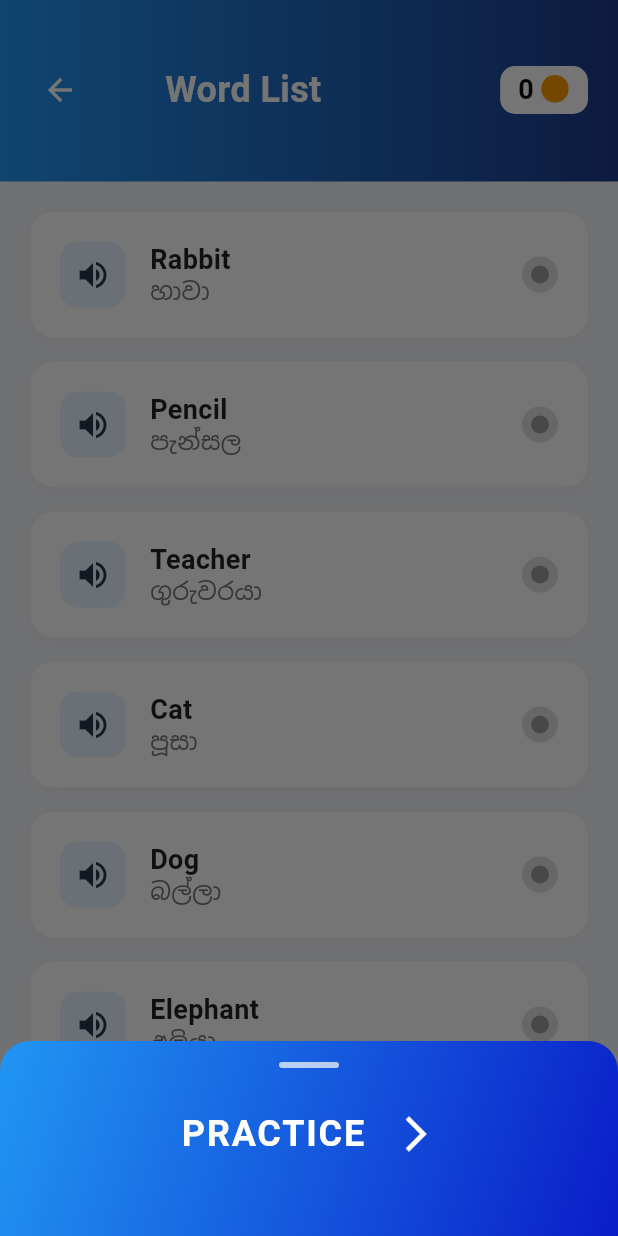
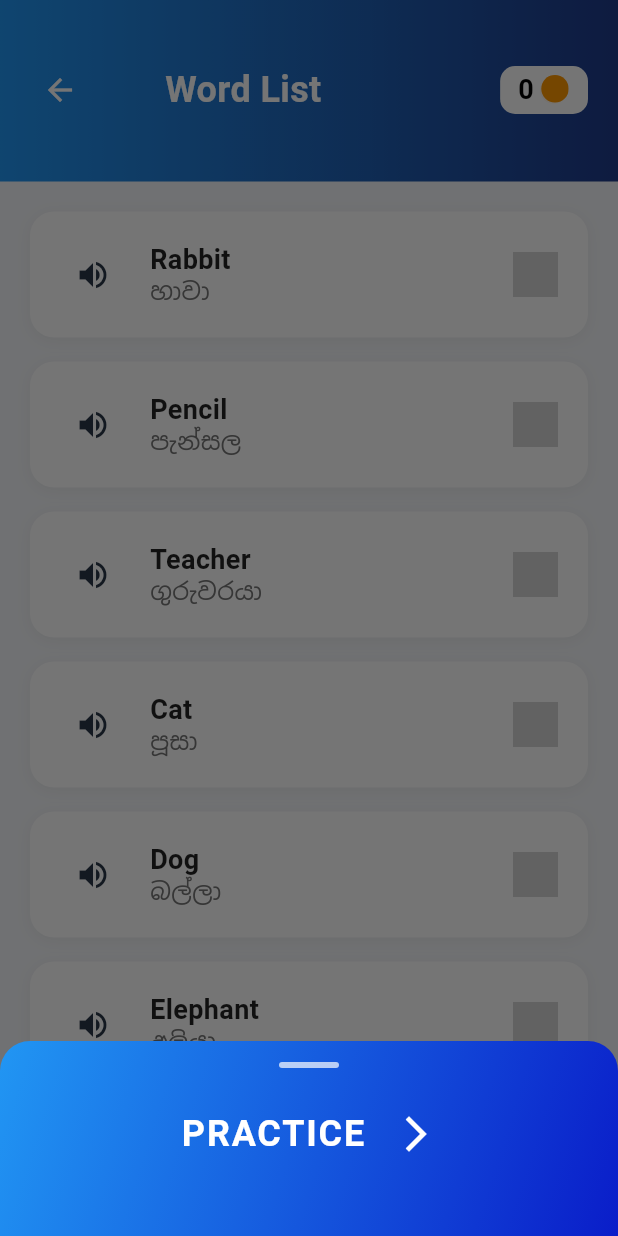
Before and after one commit to Himashirathnayake1/English-game-app, a Flutter app: the screen it shows after launch, after a tap on "Rabbit", on a phone screen of 412 x 824 dp. Run offline on Flutter 3.47's test engine with Material 3 defaults, Android fonts, the light colour scheme and no system bars; our stand-ins replace flip_card, flutter_svg, flutter_tts; Roboto replaces fonts that are missing (Poppins).

Commit message:
complete single word practice game

```diff
--- a/lib/screens/single_word_game/word_list_screen.dart
+++ b/lib/screens/single_word_game/word_list_screen.dart
@@ -1,7 +1,8 @@
 import 'package:flutter/material.dart';
 import 'package:flutter_svg/svg.dart';
 import 'package:flutter_tts/flutter_tts.dart';
-import 'package:learning_app/screens/single_word_game/word_practice_screen.dart';
+import 'dart:async';
+import 'package:learning_app/screens/single_word_game/word_review_screen.dart';
 import 'package:learning_app/screens/single_word_game/all_words_completed_screen.dart';
 import 'package:learning_app/widgets/word_practice_modal.dart';
 
@@ -14,6 +15,8 @@ class WordListScreen extends StatefulWidget {
 
 class _WordListScreenState extends State<WordListScreen> {
   final FlutterTts flutterTts = FlutterTts();
+  final Stopwatch _stopwatch = Stopwatch();
+  Timer? _timer;
 
   final List<Map<String, dynamic>> words = [
     {
@@ -23,6 +26,8 @@ class _WordListScreenState extends State<WordListScreen> {
       "letters": ["B", "R", "I", "A", "T", "B"],
       "quizOptions": ["Rabbit", "Cat", "Dog"],
       "isCompleted": false,
+      "tasksCompleted": 0, // Track number of tasks completed (0-3)
+      "failed": false, // Track if user failed and had to start over
     },
     {
       "word": "Pencil",
@@ -31,6 +36,8 @@ class _WordListScreenState extends State<WordListScreen> {
       "letters": ["N", "P", "C", "E", "I", "L"],
       "quizOptions": ["Pencil", "Eraser", "BlackBoard"],
       "isCompleted": false,
+      "tasksCompleted": 0,
+      "failed": false,
     },
     {
       "word": "Teacher",
@@ -39,6 +46,8 @@ class _WordListScreenState extends State<WordListScreen> {
       "letters": ["E", "T", "C", "A", "H", "E", "R"],
       "quizOptions": ["Student", "Teacher", "BlackBoard"],
       "isCompleted": false,
+      "tasksCompleted": 0,
+      "failed": false,
     },
     {
       "word": "Cat",
@@ -47,6 +56,8 @@ class _WordListScreenState extends State<WordListScreen> {
       "letters": ["C", "T", "A"],
       "quizOptions": ["Dog", "Cat", "Elephant"],
       "isCompleted": false,
+      "tasksCompleted": 0,
+      "failed": false,
     },
     {
       "word": "Dog",
@@ -55,6 +66,8 @@ class _WordListScreenState extends State<WordListScreen> {
       "letters": ["O", "D", "G"],
       "quizOptions": ["Cat", "Dog", "Rabbit"],
       "isCompleted": false,
+      "tasksCompleted": 0,
+      "failed": false,
     },
     {
       "word": "Elephant",
@@ -63,6 +76,8 @@ class _WordListScreenState extends State<WordListScreen> {
       "letters": ["P", "L", "E", "E", "H", "N", "A", "T"],
       "quizOptions": ["Lion", "Elephant", "Tiger"],
       "isCompleted": false,
+      "tasksCompleted": 0,
+      "failed": false,
     },
     {
       "word": "Eraser",
@@ -71,6 +86,8 @@ class _WordListScreenState extends State<WordListScreen> {
       "letters": ["R", "A", "E", "S", "E", "R"],
       "quizOptions": ["Eraser", "Apple", "Banana"],
       "isCompleted": false,
+      "tasksCompleted": 0,
+      "failed": false,
     },
     {
       "word": "BlackBoard",
@@ -79,6 +96,8 @@ class _WordListScreenState extends State<WordListScreen> {
       "letters": ["A", "B", "L", "K", "O", "B", "C", "A", "R", "D"],
       "quizOptions": ["BlackBoard", "Notebook", "Magazine"],
       "isCompleted": false,
+      "tasksCompleted": 0,
+      "failed": false,
     },
 
     {
@@ -88,6 +107,8 @@ class _WordListScreenState extends State<WordListScreen> {
       "letters": ["T", "S", "D", "U", "N", "E", "T"],
       "quizOptions": ["Teacher", "Student", "Office"],
       "isCompleted": false,
+      "tasksCompleted": 0,
+      "failed": false,
     },
     {
       "word": "Parrot",
@@ -96,6 +117,8 @@ class _WordListScreenState extends State<WordListScreen> {
       "letters": ["A", "P", "T", "R", "O", "R"],
       "quizOptions": ["Parrot", "Sparrow", "Pigeon"],
       "isCompleted": false,
+      "tasksCompleted": 0,
+      "failed": false,
     },
   ];
 
@@ -116,16 +139,14 @@ class _WordListScreenState extends State<WordListScreen> {
     await flutterTts.speak(word);
   }
 
-  void _checkAllWordsCompleted() {
-    // Check if all words are completed
-    bool allCompleted = words.every((word) => word['isCompleted'] == true);
+  // This function has been replaced by individual word completion tracking
 
-    if (allCompleted) {
-      // Calculate total coins (10 coins per word)
-      int totalCoins = words.length * 10;
+  void _showWordCompletedScreen() {
+    // Calculate coins for this single word (10 coins per word)
+    int coinsEarned = 10;
 
-      // For now, use a placeholder time. You can implement actual time tracking later
-      String completionTime = "2:15";
+    // Get the actual completion time
+    String completionTime = _stopTimerAndGetFormattedTime();
 
     // Show completion screen after a short delay
     Future.delayed(Duration(seconds: 1), () {
@@ -134,39 +155,90 @@ class _WordListScreenState extends State<WordListScreen> {
         MaterialPageRoute(
           builder:
               (context) => AllWordsCompletedScreen(
-                  totalCoins: totalCoins,
+                totalCoins: coinsEarned,
                 completionTime: completionTime,
+                onFinished: () {
+                  // Navigate back to word list screen
+                  // This will be called when user presses FINISHED or HOME
+                  Navigator.of(context).popUntil((route) => route.isFirst);
+                },
               ),
         ),
       );
     });
   }
+
+  Widget _getProgressIcon(Map<String, dynamic> word) {
+    // If all tasks completed (word is complete)
+    if (word['isCompleted']) {
+      return SizedBox(
+        width: 30,
+        height: 30,
+        child: SvgPicture.asset(
+          'assets/icons/all_tasks_complete.svg',
+          width: 30,
+          height: 30,
+        ),
+      );
     }
-
-  Widget _getProgressIcon(bool isCompleted) {
-    if (isCompleted) {
-      return Container(
-        width: 24,
-        height: 24,
-        decoration: BoxDecoration(color: Colors.green, shape: BoxShape.circle),
-        child: Icon(Icons.check, color: Colors.white, size: 16),
+    // Always show progress based on tasks completed, even if failed
+    else if (word['tasksCompleted'] > 0) {
+      // Show icon based on number of completed tasks
+      switch (word['tasksCompleted']) {
+        case 1:
+          return SizedBox(
+            width: 30,
+            height: 30,
+            child: SvgPicture.asset(
+              'assets/icons/1_task_complete.svg',
+              width: 30,
+              height: 30,
+            ),
           );
-    } else {
-      return Container(
-        width: 24,
-        height: 24,
-        decoration: BoxDecoration(
-          color: Colors.grey[300],
-          shape: BoxShape.circle,
+        case 2:
+          return SizedBox(
+            width: 30,
+            height: 30,
+            child: SvgPicture.asset(
+              'assets/icons/2_task_complete.svg',
+              width: 30,
+              height: 30,
             ),
-        child: Container(
-          width: 12,
-          height: 12,
-          margin: EdgeInsets.all(6),
-          decoration: BoxDecoration(
-            color: Colors.grey[500],
-            shape: BoxShape.circle,
+          );
+        default:
+          return SizedBox(
+            width: 30,
+            height: 30,
+            child: SvgPicture.asset(
+              'assets/icons/fail.svg',
+              width: 30,
+              height: 30,
             ),
+          );
+      }
+    }
+    // Only show failed icon if no tasks completed and failed flag is true
+    else if (word['failed']) {
+      return SizedBox(
+        width: 30,
+        height: 30,
+        child: SvgPicture.asset(
+          'assets/icons/fail.svg',
+          width: 30,
+          height: 30,
+        ),
+      );
+    }
+    // Default case: no tasks completed and not failed
+    else {
+      // No tasks completed yet
+      return SizedBox(
+        width: 30,
+        height: 30,
+        child: SvgPicture.asset(
+          'assets/icons/no_tasks_complete.svg',
+          width: 30,
+          height: 30,
         ),
       );
     }
@@ -182,6 +254,10 @@ class _WordListScreenState extends State<WordListScreen> {
             wordData: wordData,
             onPracticePressed: () {
               Navigator.pop(context); // Close the modal
+
+              // Start the timer when practice begins
+              _startTimer();
+
               Navigator.push(
                 context,
                 MaterialPageRoute(
@@ -191,13 +267,28 @@ class _WordListScreenState extends State<WordListScreen> {
                         onCompleted: () {
                           // Update completion status
                           setState(() {
+                            // Increment tasks completed
+                            wordData['tasksCompleted'] =
+                                (wordData['tasksCompleted'] as int) + 1;
+
+                            // If all 3 tasks are completed, mark the word as complete
+                            if (wordData['tasksCompleted'] == 3) {
                               wordData['isCompleted'] = true;
+
+                              // Show completion screen only when all 3 tasks are done
+                              _showWordCompletedScreen();
+                            }
                           });
 
-                          // Check if all words are completed
-                          _checkAllWordsCompleted();
-
-                          // Don't call Navigator.pop here - let SingleWordPracticeFlow handle navigation
+                          // No need to navigate here - the completion screen will handle that
+                        },
+                        onFailed: () {
+                          // Update failed status if user runs out of stars
+                          // But preserve the tasks completed count
+                          setState(() {
+                            wordData['failed'] = true;
+                            // We don't reset tasksCompleted anymore
+                          });
                         },
                       ),
                 ),
@@ -210,6 +301,7 @@ class _WordListScreenState extends State<WordListScreen> {
   @override
   Widget build(BuildContext context) {
     int completedWords = words.where((word) => word['isCompleted']).length;
+    int totalCoins = completedWords * 10; // 10 coins per completed word
 
     return Scaffold(
       body: SafeArea(
@@ -262,7 +354,7 @@ class _WordListScreenState extends State<WordListScreen> {
                           child: Row(
                             children: [
                               Text(
-                                completedWords.toString(),
+                                totalCoins.toString(),
                                 style: TextStyle(
                                   color: Colors.black,
                                   fontSize: 18,
@@ -320,10 +412,6 @@ class _WordListScreenState extends State<WordListScreen> {
                               child: Container(
                                 width: 44,
                                 height: 44,
-                                decoration: BoxDecoration(
-                                  color: Colors.blue.withOpacity(0.1),
-                                  borderRadius: BorderRadius.circular(12),
-                                ),
                                 child: Icon(
                                   Icons.volume_up,
                                   color: Color.fromRGBO(41, 55, 72, 1),
@@ -359,7 +447,7 @@ class _WordListScreenState extends State<WordListScreen> {
                             ),
 
                             // Progress indicator
-                            _getProgressIcon(word['isCompleted']),
+                            _getProgressIcon(word),
                           ],
                         ),
                       ),
@@ -374,8 +462,23 @@ class _WordListScreenState extends State<WordListScreen> {
     );
   }
 
+  // Start the stopwatch for timing word practice
+  void _startTimer() {
+    _stopwatch.reset();
+    _stopwatch.start();
+  }
+
+  // Stop the stopwatch and format the elapsed time
+  String _stopTimerAndGetFormattedTime() {
+    _stopwatch.stop();
+    final int minutes = _stopwatch.elapsed.inMinutes;
+    final int seconds = _stopwatch.elapsed.inSeconds % 60;
+    return "$minutes:${seconds.toString().padLeft(2, '0')}";
+  }
+
   @override
   void dispose() {
+    _timer?.cancel();
     flutterTts.stop();
     super.dispose();
   }
```
Also changed, not shown: lib/screens/single_word_game/all_words_completed_screen.dart (+26 -16 lines), lib/screens/single_word_game/single_word_practice_flow.dart (+13 -6 lines), lib/screens/single_word_game/word_review_screen.dart (renamed from lib/screens/single_word_game/word_practice_screen.dart, +7 -3 lines), assets/icons/1_task_compete.svg (renamed from assets/icons/Group 18032.svg), assets/icons/2_task_complete.svg (renamed from assets/icons/Group 18022.svg), assets/icons/all_tasks_complete.svg (added), assets/icons/fail.svg (renamed from assets/icons/Group 18033.svg), 1 other file. Lines whose indentation alone changed are shown as unchanged.
